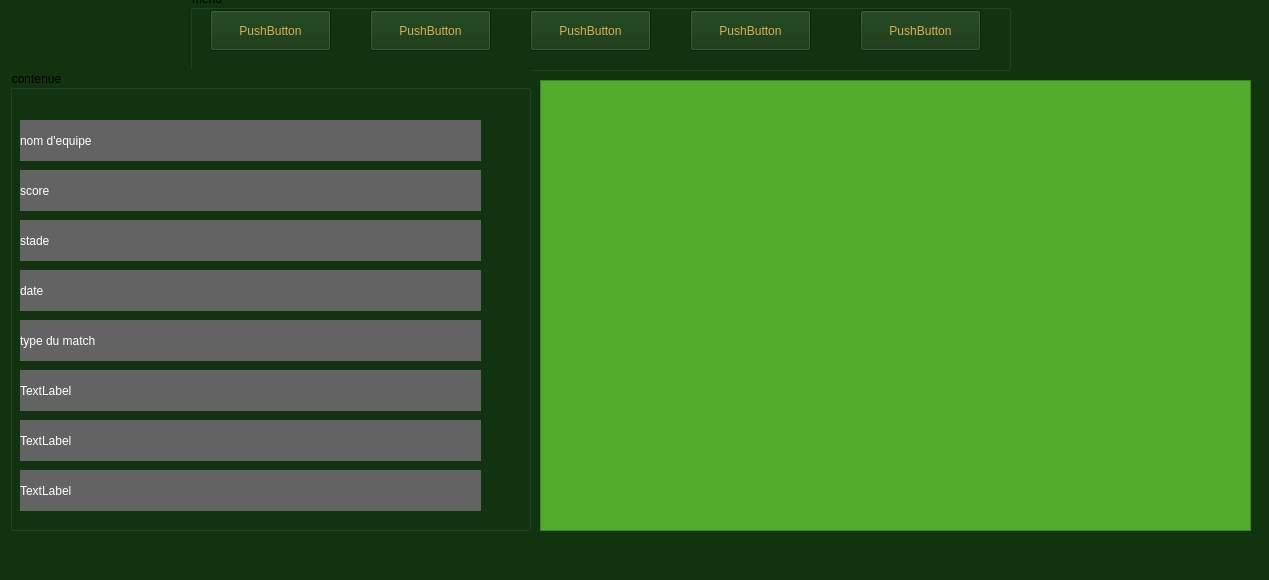
Before: the Qt Designer form Projet/match.ui in Mazuchii/Smart-football, drawn with Qt 5.
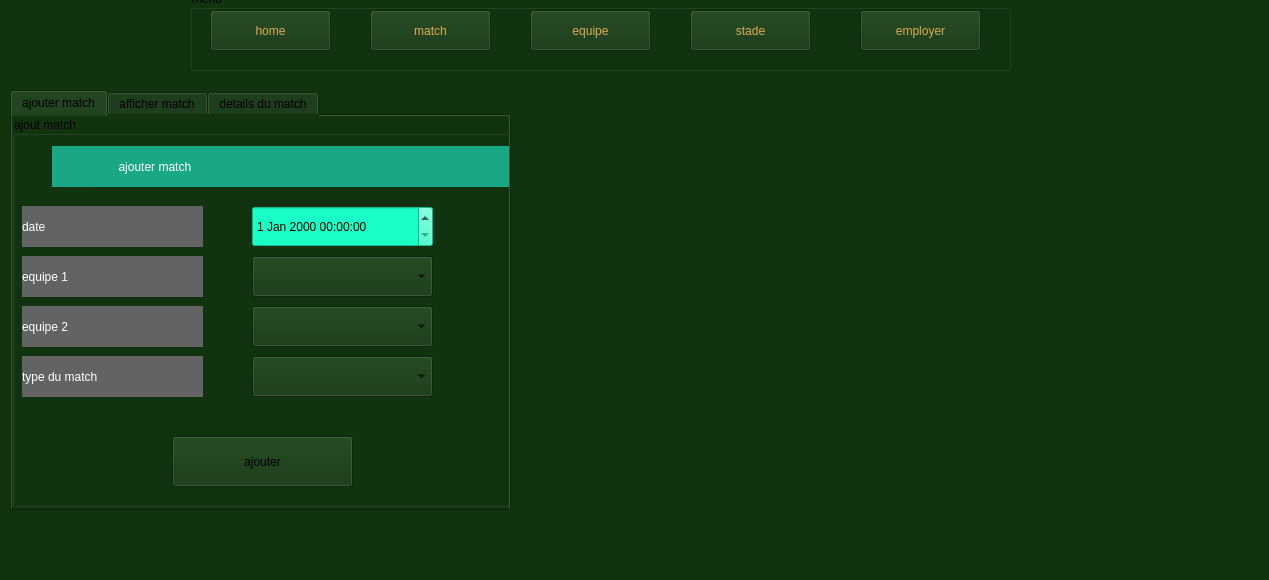
After: the same form once the commit is applied. Icons and pictures are not drawn.

Commit message: version 2 du linterface match

The edit to the form file:
```diff
--- a/Projet/match.ui
+++ b/Projet/match.ui
@@ -48,7 +48,7 @@
 selection-color: rgb(85, 170, 0);</string>
      </property>
      <property name="text">
-      <string>PushButton</string>
+      <string>home</string>
      </property>
     </widget>
     <widget class="QPushButton" name="pushButton_6">
@@ -67,7 +67,7 @@
 selection-color: rgb(85, 170, 0);</string>
      </property>
      <property name="text">
-      <string>PushButton</string>
+      <string>match</string>
      </property>
     </widget>
     <widget class="QPushButton" name="pushButton_7">
@@ -86,7 +86,7 @@
 selection-color: rgb(85, 170, 0);</string>
      </property>
      <property name="text">
-      <string>PushButton</string>
+      <string>equipe</string>
      </property>
     </widget>
     <widget class="QPushButton" name="pushButton_8">
@@ -105,7 +105,7 @@
 selection-color: rgb(85, 170, 0);</string>
      </property>
      <property name="text">
-      <string>PushButton</string>
+      <string>stade</string>
      </property>
     </widget>
     <widget class="QPushButton" name="pushButton_9">
@@ -124,34 +124,275 @@
 selection-color: rgb(85, 170, 0);</string>
      </property>
      <property name="text">
-      <string>PushButton</string>
+      <string>employer</string>
      </property>
     </widget>
    </widget>
-   <widget class="QGraphicsView" name="graphicsView">
+   <widget class="QLabel" name="label_9">
     <property name="geometry">
      <rect>
-      <x>540</x>
-      <y>80</y>
-      <width>711</width>
-      <height>451</height>
+      <x>30</x>
+      <y>-10</y>
+      <width>141</width>
+      <height>81</height>
      </rect>
     </property>
     <property name="styleSheet">
-     <string notr="true">background-color: rgb(82, 172, 44);
-border-color: rgb(255, 255, 255);</string>
+     <string notr="true">border-image: url(:/logo/assetes/logo/logo_app.png);
+
+</string>
     </property>
-    <property name="resizeAnchor">
-     <enum>QGraphicsView::ViewportAnchor::NoAnchor</enum>
+    <property name="text">
+     <string/>
     </property>
+    <property name="pixmap">
+     <pixmap>assetes/logo/logo_app.png</pixmap>
+    </property>
+    <property name="scaledContents">
+     <bool>true</bool>
+    </property>
    </widget>
+   <widget class="QLabel" name="label_10">
+    <property name="geometry">
+     <rect>
+      <x>552</x>
+      <y>99</y>
+      <width>691</width>
+      <height>421</height>
+     </rect>
+    </property>
+    <property name="text">
+     <string/>
+    </property>
+    <property name="pixmap">
+     <pixmap resource="assetes.qrc">:/img/assetes/img/terain.png</pixmap>
+    </property>
+    <property name="scaledContents">
+     <bool>true</bool>
+    </property>
+   </widget>
+   <widget class="QTabWidget" name="tabWidget">
+    <property name="geometry">
+     <rect>
+      <x>10</x>
+      <y>90</y>
+      <width>501</width>
+      <height>421</height>
+     </rect>
+    </property>
+    <property name="currentIndex">
+     <number>0</number>
+    </property>
+    <widget class="QWidget" name="tab_3">
+     <attribute name="title">
+      <string>ajouter match</string>
+     </attribute>
+     <widget class="QGroupBox" name="groupBox_2">
+      <property name="geometry">
+       <rect>
+        <x>0</x>
+        <y>0</y>
+        <width>531</width>
+        <height>391</height>
+       </rect>
+      </property>
+      <property name="title">
+       <string>ajout match</string>
+      </property>
+      <widget class="QLabel" name="label_7">
+       <property name="geometry">
+        <rect>
+         <x>10</x>
+         <y>90</y>
+         <width>181</width>
+         <height>41</height>
+        </rect>
+       </property>
+       <property name="styleSheet">
+        <string notr="true">background-color: rgb(99, 99, 99);
+font: 14pt &quot;Trebuchet MS&quot;;
+color: rgb(255, 255, 255);</string>
+       </property>
+       <property name="text">
+        <string>date</string>
+       </property>
+      </widget>
+      <widget class="QLabel" name="label_8">
+       <property name="geometry">
+        <rect>
+         <x>10</x>
+         <y>140</y>
+         <width>181</width>
+         <height>41</height>
+        </rect>
+       </property>
+       <property name="styleSheet">
+        <string notr="true">background-color: rgb(99, 99, 99);
+font: 14pt &quot;Trebuchet MS&quot;;
+color: rgb(255, 255, 255);</string>
+       </property>
+       <property name="text">
+        <string>equipe 1</string>
+       </property>
+      </widget>
+      <widget class="QLabel" name="label_11">
+       <property name="geometry">
+        <rect>
+         <x>10</x>
+         <y>190</y>
+         <width>181</width>
+         <height>41</height>
+        </rect>
+       </property>
+       <property name="styleSheet">
+        <string notr="true">background-color: rgb(99, 99, 99);
+font: 14pt &quot;Trebuchet MS&quot;;
+color: rgb(255, 255, 255);</string>
+       </property>
+       <property name="text">
+        <string>equipe 2</string>
+       </property>
+      </widget>
+      <widget class="QLabel" name="label_12">
+       <property name="geometry">
+        <rect>
+         <x>10</x>
+         <y>240</y>
+         <width>181</width>
+         <height>41</height>
+        </rect>
+       </property>
+       <property name="styleSheet">
+        <string notr="true">background-color: rgb(99, 99, 99);
+font: 14pt &quot;Trebuchet MS&quot;;
+color: rgb(255, 255, 255);</string>
+       </property>
+       <property name="text">
+        <string>type du match</string>
+       </property>
+      </widget>
+      <widget class="QLabel" name="label_13">
+       <property name="geometry">
+        <rect>
+         <x>40</x>
+         <y>30</y>
+         <width>461</width>
+         <height>41</height>
+        </rect>
+       </property>
+       <property name="styleSheet">
+        <string notr="true">background-color: rgb(24, 168, 132);
+font: 14pt &quot;Trebuchet MS&quot;;
+color: rgb(255, 255, 255);</string>
+       </property>
+       <property name="text">
+        <string>                    ajouter match</string>
+       </property>
+      </widget>
+      <widget class="QPushButton" name="pushButton_2">
+       <property name="geometry">
+        <rect>
+         <x>160</x>
+         <y>320</y>
+         <width>181</width>
+         <height>51</height>
+        </rect>
+       </property>
+       <property name="text">
+        <string>ajouter</string>
+       </property>
+      </widget>
+      <widget class="QDateTimeEdit" name="dateTimeEdit">
+       <property name="geometry">
+        <rect>
+         <x>240</x>
+         <y>90</y>
+         <width>181</width>
+         <height>41</height>
+        </rect>
+       </property>
+       <property name="styleSheet">
+        <string notr="true">background-color: rgb(26, 255, 198);</string>
+       </property>
+      </widget>
+      <widget class="QComboBox" name="comboBox">
+       <property name="geometry">
+        <rect>
+         <x>240</x>
+         <y>140</y>
+         <width>181</width>
+         <height>41</height>
+        </rect>
+       </property>
+      </widget>
+      <widget class="QComboBox" name="comboBox_2">
+       <property name="geometry">
+        <rect>
+         <x>240</x>
+         <y>190</y>
+         <width>181</width>
+         <height>41</height>
+        </rect>
+       </property>
+      </widget>
+      <widget class="QComboBox" name="comboBox_3">
+       <property name="geometry">
+        <rect>
+         <x>240</x>
+         <y>240</y>
+         <width>181</width>
+         <height>41</height>
+        </rect>
+       </property>
+      </widget>
+     </widget>
+    </widget>
+    <widget class="QWidget" name="tab_2">
+     <attribute name="title">
+      <string>afficher match</string>
+     </attribute>
+     <widget class="QTableWidget" name="tableWidget">
+      <property name="geometry">
+       <rect>
+        <x>-5</x>
+        <y>0</y>
+        <width>531</width>
+        <height>381</height>
+       </rect>
+      </property>
+      <column>
+       <property name="text">
+        <string>Numéro</string>
+       </property>
+      </column>
+      <column>
+       <property name="text">
+        <string>equpe1</string>
+       </property>
+      </column>
+      <column>
+       <property name="text">
+        <string>equipe2</string>
+       </property>
+      </column>
+      <column>
+       <property name="text">
+        <string>Date</string>
+       </property>
+      </column>
+     </widget>
+    </widget>
+    <widget class="QWidget" name="tab">
+     <attribute name="title">
+      <string>details du match</string>
+     </attribute>
    <widget class="QGroupBox" name="groupBox_3">
     <property name="geometry">
      <rect>
-      <x>10</x>
-      <y>70</y>
-      <width>521</width>
-      <height>461</height>
+        <x>0</x>
+        <y>0</y>
+        <width>511</width>
+        <height>381</height>
      </rect>
     </property>
     <property name="title">
@@ -172,7 +413,7 @@
 color: rgb(255, 255, 255);</string>
      </property>
      <property name="text">
-      <string>nom d'equipe</string>
+        <string>psg-rmd</string>
      </property>
     </widget>
     <widget class="QLabel" name="label_2">
@@ -190,7 +431,7 @@
 color: rgb(255, 255, 255);</string>
      </property>
      <property name="text">
-      <string>score</string>
+        <string>2-1</string>
      </property>
     </widget>
     <widget class="QLabel" name="label_3">
@@ -208,7 +449,7 @@
 color: rgb(255, 255, 255);</string>
      </property>
      <property name="text">
-      <string>stade</string>
+        <string>Bernabiu</string>
      </property>
     </widget>
     <widget class="QLabel" name="label_4">
@@ -226,7 +467,7 @@
 color: rgb(255, 255, 255);</string>
      </property>
      <property name="text">
-      <string>date</string>
+        <string>15/10/2025</string>
      </property>
     </widget>
     <widget class="QLabel" name="label_5">
@@ -244,7 +485,7 @@
 color: rgb(255, 255, 255);</string>
      </property>
      <property name="text">
-      <string>type du match</string>
+        <string>Champions League</string>
      </property>
     </widget>
     <widget class="QLabel" name="label_6">
@@ -253,7 +494,7 @@
        <x>10</x>
        <y>300</y>
        <width>461</width>
-       <height>41</height>
+         <height>71</height>
       </rect>
      </property>
      <property name="styleSheet">
@@ -262,70 +503,12 @@
 color: rgb(255, 255, 255);</string>
      </property>
      <property name="text">
-      <string>TextLabel</string>
-     </property>
-    </widget>
-    <widget class="QLabel" name="label_7">
-     <property name="geometry">
-      <rect>
-       <x>10</x>
-       <y>350</y>
-       <width>461</width>
-       <height>41</height>
-      </rect>
-     </property>
-     <property name="styleSheet">
-      <string notr="true">background-color: rgb(99, 99, 99);
-font: 14pt &quot;Trebuchet MS&quot;;
-color: rgb(255, 255, 255);</string>
-     </property>
-     <property name="text">
-      <string>TextLabel</string>
-     </property>
-    </widget>
-    <widget class="QLabel" name="label_8">
-     <property name="geometry">
-      <rect>
-       <x>10</x>
-       <y>400</y>
-       <width>461</width>
-       <height>41</height>
-      </rect>
-     </property>
-     <property name="styleSheet">
-      <string notr="true">background-color: rgb(99, 99, 99);
-font: 14pt &quot;Trebuchet MS&quot;;
-color: rgb(255, 255, 255);</string>
-     </property>
-     <property name="text">
-      <string>TextLabel</string>
-     </property>
+        <string>prediction</string>
+       </property>
+      </widget>
+     </widget>
     </widget>
    </widget>
-   <widget class="QLabel" name="label_9">
-    <property name="geometry">
-     <rect>
-      <x>30</x>
-      <y>-10</y>
-      <width>141</width>
-      <height>81</height>
-     </rect>
-    </property>
-    <property name="styleSheet">
-     <string notr="true">border-image: url(:/logo/assetes/logo/logo_app.png);
-
-</string>
-    </property>
-    <property name="text">
-     <string/>
-    </property>
-    <property name="pixmap">
-     <pixmap>assetes/logo/logo_app.png</pixmap>
-    </property>
-    <property name="scaledContents">
-     <bool>true</bool>
-    </property>
-   </widget>
   </widget>
   <widget class="QMenuBar" name="menubar">
    <property name="geometry">
```
Left out of the diff: 4 changed lines with no effect on the pictures. Lines whose indentation alone changed are shown as unchanged. The commit also changes 11 other files.
